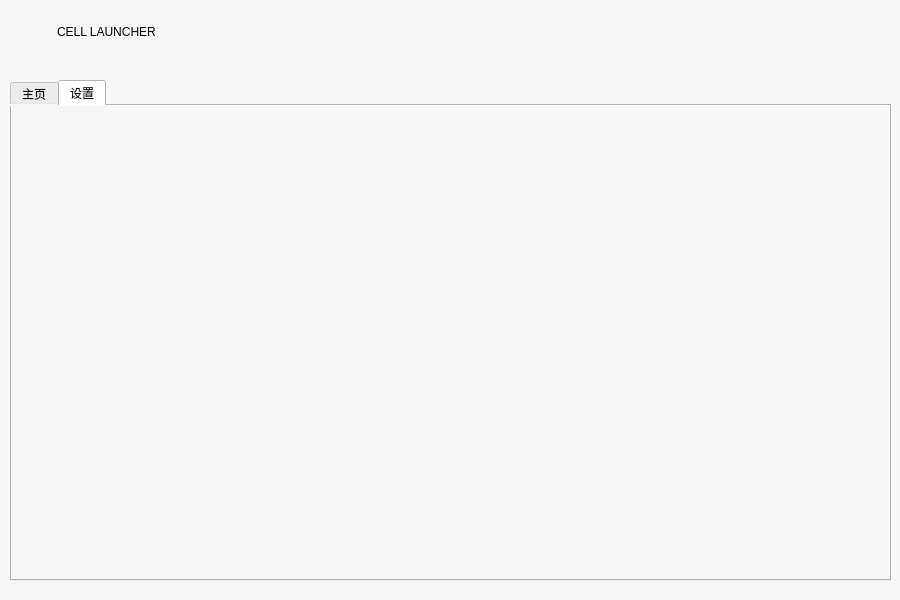
The window that Forms/mainwindow.ui (elexenon/Cell) describes before a commit, drawn with Qt 5.
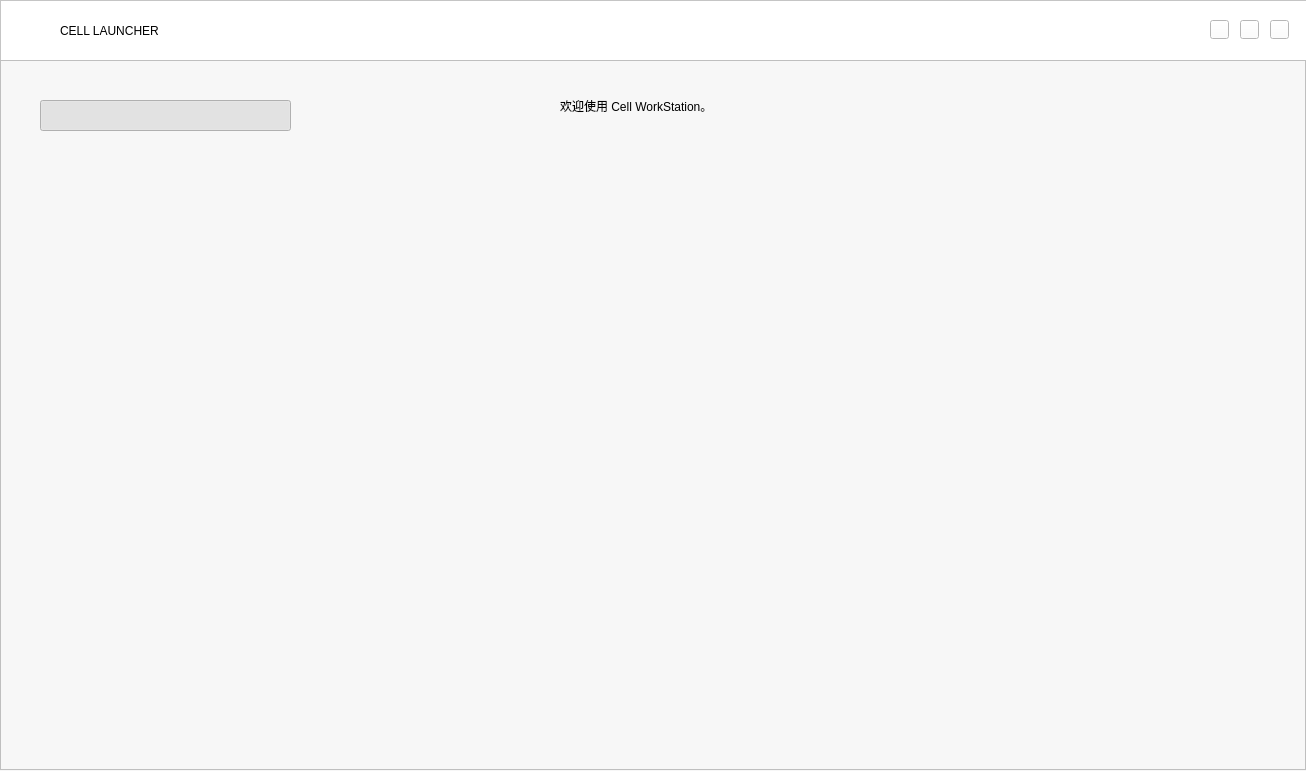
The same window after the commit. Icons and pictures are not drawn.

```diff
--- a/Forms/mainwindow.ui
+++ b/Forms/mainwindow.ui
@@ -6,8 +6,8 @@
    <rect>
     <x>0</x>
     <y>0</y>
-    <width>900</width>
-    <height>600</height>
+    <width>1306</width>
+    <height>771</height>
    </rect>
   </property>
   <property name="windowTitle">
@@ -16,13 +16,31 @@
   <property name="styleSheet">
    <string notr="true">background-color: rgb(247, 247, 247);</string>
   </property>
+  <widget class="QFrame" name="frame">
+   <property name="geometry">
+    <rect>
+     <x>0</x>
+     <y>0</y>
+     <width>1311</width>
+     <height>61</height>
+    </rect>
+   </property>
+   <property name="styleSheet">
+    <string notr="true">background-color: rgb(255, 255, 255);</string>
+   </property>
+   <property name="frameShape">
+    <enum>QFrame::StyledPanel</enum>
+   </property>
+   <property name="frameShadow">
+    <enum>QFrame::Raised</enum>
+   </property>
   <widget class="QLabel" name="label_mainWindowIcon">
    <property name="geometry">
     <rect>
      <x>20</x>
-     <y>20</y>
+      <y>15</y>
      <width>30</width>
-     <height>26</height>
+      <height>31</height>
     </rect>
    </property>
    <property name="styleSheet">
@@ -35,8 +53,8 @@
   <widget class="QLabel" name="label_mainWindowTitle">
    <property name="geometry">
     <rect>
-     <x>57</x>
-     <y>16</y>
+      <x>60</x>
+      <y>15</y>
      <width>221</width>
      <height>31</height>
     </rect>
@@ -45,32 +63,13 @@
     <string>CELL LAUNCHER</string>
    </property>
   </widget>
-  <widget class="QPushButton" name="Btn_mini">
-   <property name="geometry">
-    <rect>
-     <x>730</x>
-     <y>0</y>
-     <width>50</width>
-     <height>41</height>
-    </rect>
-   </property>
-   <property name="styleSheet">
-    <string notr="true">border-image: url(:/images/Share/images/minimize.png);</string>
-   </property>
-   <property name="text">
-    <string/>
-   </property>
-   <property name="flat">
-    <bool>true</bool>
-   </property>
-  </widget>
   <widget class="QPushButton" name="Btn_max">
    <property name="geometry">
     <rect>
-     <x>780</x>
-     <y>0</y>
-     <width>50</width>
-     <height>41</height>
+      <x>1210</x>
+      <y>20</y>
+      <width>19</width>
+      <height>19</height>
     </rect>
    </property>
    <property name="styleSheet">
@@ -80,16 +79,32 @@
     <string/>
    </property>
    <property name="flat">
-    <bool>true</bool>
+     <bool>false</bool>
+    </property>
+   </widget>
+   <widget class="QPushButton" name="Btn_mini">
+    <property name="geometry">
+     <rect>
+      <x>1240</x>
+      <y>20</y>
+      <width>19</width>
+      <height>19</height>
+     </rect>
+    </property>
+    <property name="styleSheet">
+     <string notr="true">border-image: url(:/images/Share/images/mini1.png);</string>
+    </property>
+    <property name="text">
+     <string/>
    </property>
   </widget>
   <widget class="QPushButton" name="Btn_close">
    <property name="geometry">
     <rect>
-     <x>830</x>
-     <y>0</y>
-     <width>50</width>
-     <height>41</height>
+      <x>1270</x>
+      <y>20</y>
+      <width>19</width>
+      <height>19</height>
     </rect>
    </property>
    <property name="styleSheet">
@@ -98,49 +113,88 @@
    <property name="text">
     <string/>
    </property>
-   <property name="flat">
-    <bool>true</bool>
+   </widget>
+  </widget>
+  <widget class="QFrame" name="frame_main">
+   <property name="geometry">
+    <rect>
+     <x>0</x>
+     <y>60</y>
+     <width>1306</width>
+     <height>710</height>
+    </rect>
    </property>
-  </widget>
-  <widget class="QTabWidget" name="tabWidget">
+   <property name="styleSheet">
+    <string notr="true">background-image: url(:/images/Share/images/mainBackGround.png);</string>
+   </property>
+   <property name="frameShape">
+    <enum>QFrame::StyledPanel</enum>
+   </property>
+   <property name="frameShadow">
+    <enum>QFrame::Raised</enum>
+   </property>
+   <widget class="QLabel" name="label_welcome">
+    <property name="geometry">
+     <rect>
+      <x>560</x>
+      <y>20</y>
+      <width>511</width>
+      <height>51</height>
+     </rect>
+    </property>
+    <property name="text">
+     <string>欢迎使用 Cell WorkStation。</string>
+    </property>
+   </widget>
+   <widget class="QPushButton" name="Btn_HomePage">
    <property name="geometry">
     <rect>
-     <x>10</x>
-     <y>80</y>
-     <width>881</width>
-     <height>501</height>
-    </rect>
-   </property>
-   <property name="tabPosition">
-    <enum>QTabWidget::North</enum>
-   </property>
-   <property name="tabShape">
-    <enum>QTabWidget::Rounded</enum>
-   </property>
-   <property name="currentIndex">
-    <number>1</number>
-   </property>
-   <property name="usesScrollButtons">
+      <x>40</x>
+      <y>40</y>
+      <width>251</width>
+      <height>31</height>
+     </rect>
+    </property>
+    <property name="styleSheet">
+     <string notr="true">border-image: url(:/images/Share/images/MainWindowHomePage1.png);</string>
+    </property>
+    <property name="text">
+     <string/>
+    </property>
+    <property name="checkable">
+     <bool>true</bool>
+    </property>
+    <property name="checked">
     <bool>true</bool>
    </property>
-   <property name="documentMode">
-    <bool>false</bool>
-   </property>
-   <property name="tabsClosable">
-    <bool>false</bool>
-   </property>
-   <property name="tabBarAutoHide">
+    <property name="flat">
+     <bool>true</bool>
+    </property>
+   </widget>
+   <widget class="QPushButton" name="Btn_Settings">
+    <property name="geometry">
+     <rect>
+      <x>40</x>
+      <y>74</y>
+      <width>251</width>
+      <height>31</height>
+     </rect>
+    </property>
+    <property name="styleSheet">
+     <string notr="true">border-image: url(:/images/Share/images/MainWindowSettings1.png);</string>
+    </property>
+    <property name="text">
+     <string/>
+    </property>
+    <property name="checkable">
+     <bool>true</bool>
+    </property>
+    <property name="checked">
     <bool>false</bool>
    </property>
-   <widget class="QWidget" name="tab">
-    <attribute name="title">
-     <string>主页</string>
-    </attribute>
-   </widget>
-   <widget class="QWidget" name="tab_2">
-    <attribute name="title">
-     <string>设置</string>
-    </attribute>
+    <property name="flat">
+     <bool>true</bool>
+    </property>
    </widget>
   </widget>
  </widget>
```
Left out of the diff: 4 changed lines with no effect on the pictures. Lines whose indentation alone changed are shown as unchanged.
